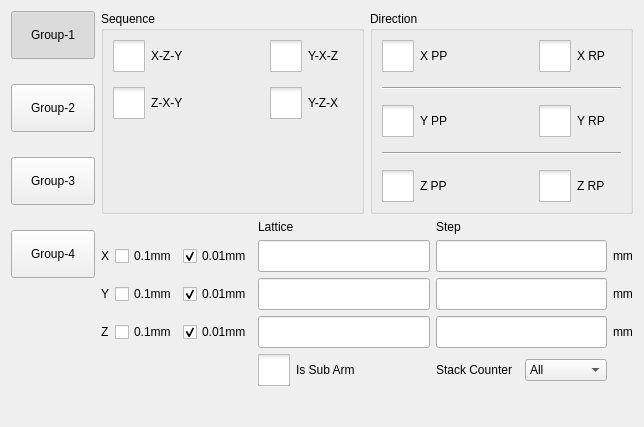
The window that hcsettings/ichcstackedsettingsframe.ui (dongdong-2009/3-5AxisRobot) describes before a commit, drawn with Qt 5.
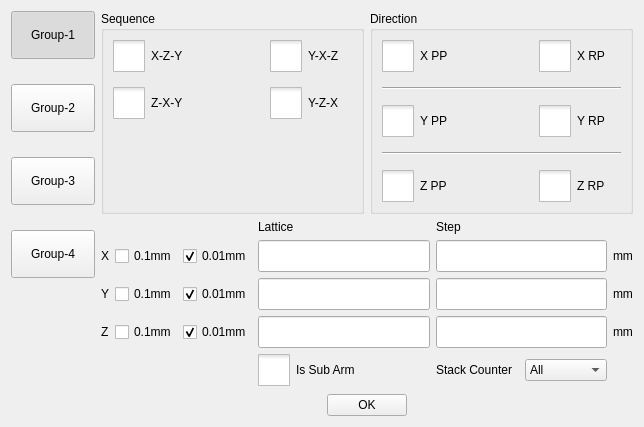
The same window after the commit. Icons and pictures are not drawn. Custom widgets are drawn as their Qt base class.

Diff of the .ui file:
```diff
--- a/hcsettings/ichcstackedsettingsframe.ui
+++ b/hcsettings/ichcstackedsettingsframe.ui
@@ -868,6 +868,57 @@
        </property>
       </spacer>
      </item>
+     <item>
+      <widget class="QWidget" name="widget" native="true">
+       <layout class="QHBoxLayout" name="horizontalLayout_4">
+        <property name="leftMargin">
+         <number>0</number>
+        </property>
+        <property name="topMargin">
+         <number>0</number>
+        </property>
+        <property name="rightMargin">
+         <number>0</number>
+        </property>
+        <property name="bottomMargin">
+         <number>0</number>
+        </property>
+        <item>
+         <spacer name="horizontalSpacer">
+          <property name="orientation">
+           <enum>Qt::Horizontal</enum>
+          </property>
+          <property name="sizeHint" stdset="0">
+           <size>
+            <width>40</width>
+            <height>20</height>
+           </size>
+          </property>
+         </spacer>
+        </item>
+        <item>
+         <widget class="QPushButton" name="okButton">
+          <property name="text">
+           <string>OK</string>
+          </property>
+         </widget>
+        </item>
+        <item>
+         <spacer name="horizontalSpacer_2">
+          <property name="orientation">
+           <enum>Qt::Horizontal</enum>
+          </property>
+          <property name="sizeHint" stdset="0">
+           <size>
+            <width>40</width>
+            <height>20</height>
+           </size>
+          </property>
+         </spacer>
+        </item>
+       </layout>
+      </widget>
+     </item>
     </layout>
    </item>
   </layout>
```
Left out of the diff: 4 changed lines with no effect on the pictures.
